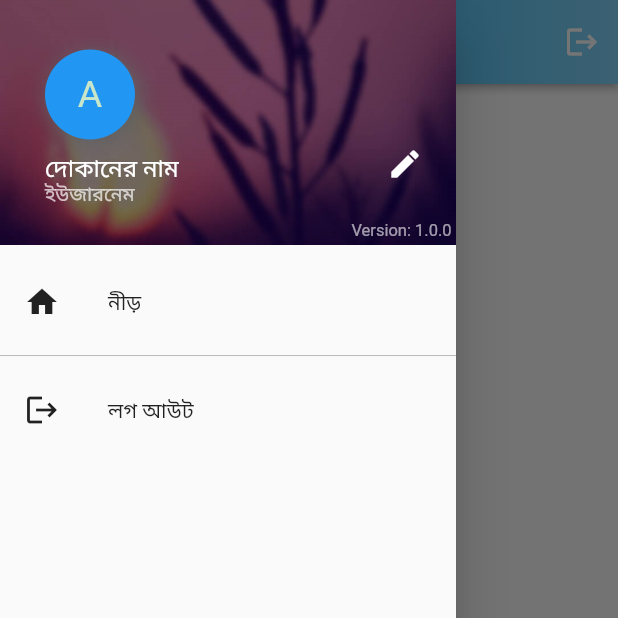
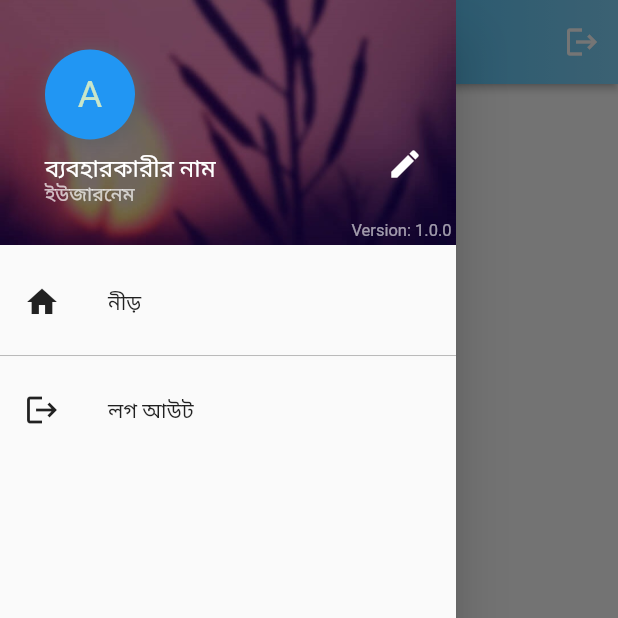
Before and after one commit to Azimul-Haque/diordnarabdnasjb, a Flutter app: the Home screen opened directly, with the side drawer open, on a phone screen of 412 x 824 dp, the top half of it. Run offline on Flutter 3.47's test engine with Material 2 defaults, Android fonts, the phone set to English and light mode, and no system bars; our stand-ins replace firebase_auth, firebase_core, pinput; accounts and stored records are empty.

Commit message:
Commit Wed 06/15/2022  2:08:38.22 3723

```diff
--- a/lib/home.dart
+++ b/lib/home.dart
@@ -82,7 +82,7 @@ class _HomeState extends State<Home> {
             Positioned(
               left: 30,
               bottom: 40,
-              child: Text('দোকানের নাম',
+              child: Text('ব্যবহারকারীর নাম',
                   style: TextStyle(color: Colors.white, fontSize: 16)),
             ),
             Positioned(
```
